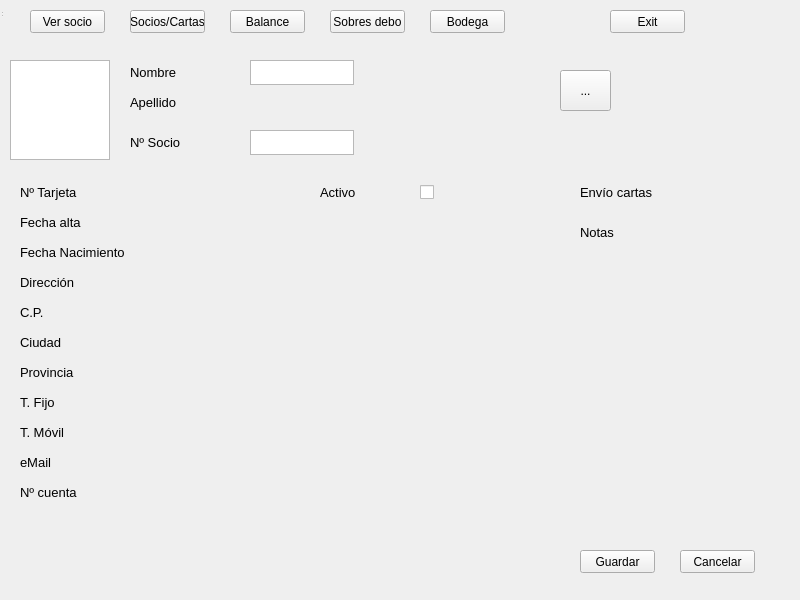
eguzki/penyamanager, file penyamanager/admon_screen.ui: the form before one commit.
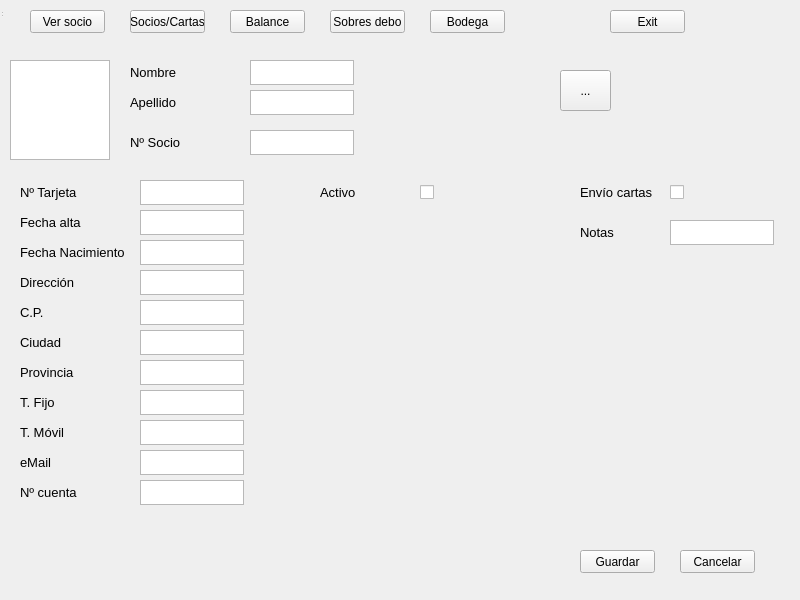
The form after the commit.

Commit message: Admon temp

What changed in the file:
```diff
--- a/penyamanager/admon_screen.ui
+++ b/penyamanager/admon_screen.ui
@@ -418,6 +418,154 @@
      </rect>
     </property>
    </widget>
+   <widget class="QTextEdit" name="textsurname">
+    <property name="geometry">
+     <rect>
+      <x>250</x>
+      <y>40</y>
+      <width>104</width>
+      <height>25</height>
+     </rect>
+    </property>
+   </widget>
+   <widget class="QTextEdit" name="textcard_num">
+    <property name="geometry">
+     <rect>
+      <x>140</x>
+      <y>130</y>
+      <width>104</width>
+      <height>25</height>
+     </rect>
+    </property>
+   </widget>
+   <widget class="QTextEdit" name="textreg_date">
+    <property name="geometry">
+     <rect>
+      <x>140</x>
+      <y>160</y>
+      <width>104</width>
+      <height>25</height>
+     </rect>
+    </property>
+   </widget>
+   <widget class="QTextEdit" name="textbirth">
+    <property name="geometry">
+     <rect>
+      <x>140</x>
+      <y>190</y>
+      <width>104</width>
+      <height>25</height>
+     </rect>
+    </property>
+   </widget>
+   <widget class="QTextEdit" name="textaddress">
+    <property name="geometry">
+     <rect>
+      <x>140</x>
+      <y>220</y>
+      <width>104</width>
+      <height>25</height>
+     </rect>
+    </property>
+   </widget>
+   <widget class="QTextEdit" name="textzip_code">
+    <property name="geometry">
+     <rect>
+      <x>140</x>
+      <y>250</y>
+      <width>104</width>
+      <height>25</height>
+     </rect>
+    </property>
+   </widget>
+   <widget class="QTextEdit" name="texttown">
+    <property name="geometry">
+     <rect>
+      <x>140</x>
+      <y>280</y>
+      <width>104</width>
+      <height>25</height>
+     </rect>
+    </property>
+   </widget>
+   <widget class="QTextEdit" name="textstate">
+    <property name="geometry">
+     <rect>
+      <x>140</x>
+      <y>310</y>
+      <width>104</width>
+      <height>25</height>
+     </rect>
+    </property>
+   </widget>
+   <widget class="QTextEdit" name="texttel">
+    <property name="geometry">
+     <rect>
+      <x>140</x>
+      <y>340</y>
+      <width>104</width>
+      <height>25</height>
+     </rect>
+    </property>
+   </widget>
+   <widget class="QTextEdit" name="texttel2">
+    <property name="geometry">
+     <rect>
+      <x>140</x>
+      <y>370</y>
+      <width>104</width>
+      <height>25</height>
+     </rect>
+    </property>
+   </widget>
+   <widget class="QTextEdit" name="textemail">
+    <property name="geometry">
+     <rect>
+      <x>140</x>
+      <y>400</y>
+      <width>104</width>
+      <height>25</height>
+     </rect>
+    </property>
+   </widget>
+   <widget class="QTextEdit" name="textbank_account">
+    <property name="geometry">
+     <rect>
+      <x>140</x>
+      <y>430</y>
+      <width>104</width>
+      <height>25</height>
+     </rect>
+    </property>
+   </widget>
+   <widget class="QTextEdit" name="textnotes">
+    <property name="geometry">
+     <rect>
+      <x>670</x>
+      <y>170</y>
+      <width>104</width>
+      <height>25</height>
+     </rect>
+    </property>
+   </widget>
+   <widget class="QCheckBox" name="postal_sendCheckbox">
+    <property name="geometry">
+     <rect>
+      <x>670</x>
+      <y>130</y>
+      <width>80</width>
+      <height>25</height>
+     </rect>
+    </property>
+    <property name="font">
+     <font>
+      <pointsize>10</pointsize>
+     </font>
+    </property>
+    <property name="text">
+     <string/>
+    </property>
+   </widget>
    <zorder>idmember</zorder>
    <zorder>name</zorder>
    <zorder>surname</zorder>
```
Left out of the diff: 18 changed lines with no effect on the pictures. The commit also changes 4 other files.
